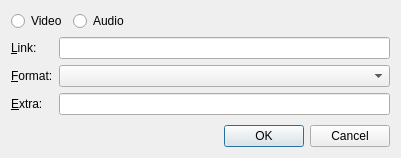
This is src/add_edit.ui in igor-marinescu/YouDownUI as Qt 5 draws it before an edit. The edited form follows.
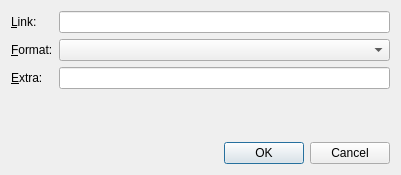
This is the edited form.

Commit message: Build 1.2 - MOdifing Add Audio/Video Buttons Functionality

The edit to the form file:
```diff
--- a/src/add_edit.ui
+++ b/src/add_edit.ui
@@ -7,44 +7,13 @@
     <x>0</x>
     <y>0</y>
     <width>401</width>
-    <height>158</height>
+    <height>175</height>
    </rect>
   </property>
   <property name="windowTitle">
    <string>Add/Edit</string>
   </property>
   <layout class="QVBoxLayout" name="verticalLayout">
-   <item>
-    <layout class="QHBoxLayout" name="horizontalLayout">
-     <item>
-      <widget class="QRadioButton" name="radioBtnVideo">
-       <property name="text">
-        <string>Video</string>
-       </property>
-      </widget>
-     </item>
-     <item>
-      <widget class="QRadioButton" name="radioBtnAudio">
-       <property name="text">
-        <string>Audio</string>
-       </property>
-      </widget>
-     </item>
-     <item>
-      <spacer name="horizontalSpacer">
-       <property name="orientation">
-        <enum>Qt::Horizontal</enum>
-       </property>
-       <property name="sizeHint" stdset="0">
-        <size>
-         <width>40</width>
-         <height>20</height>
-        </size>
-       </property>
-      </spacer>
-     </item>
-    </layout>
-   </item>
    <item>
     <layout class="QFormLayout" name="formLayout">
      <item row="0" column="0">
```
Left out of the diff: 12 changed lines with no effect on the pictures. The commit also changes 7 other files.
